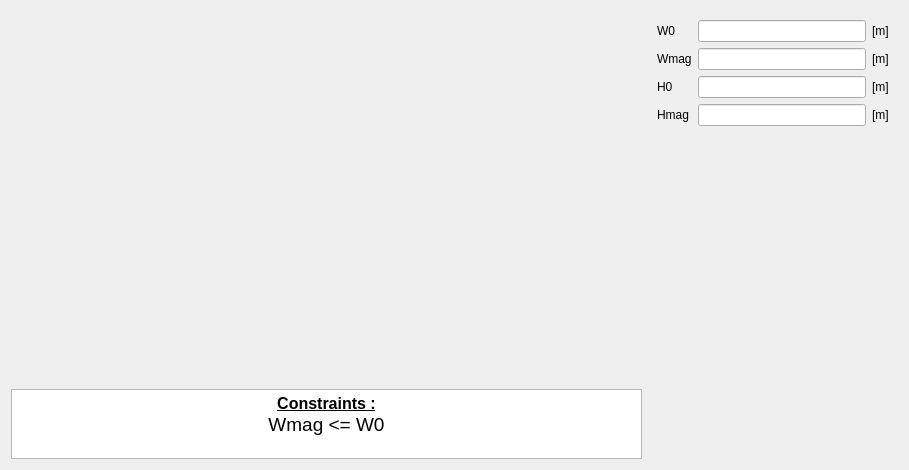
This is pyleecan/GUI/Dialog/DMachineSetup/SMSlot/PMSlot12/PMSlot12.ui in Eomys/pyleecan as Qt 5 draws it before an edit. The edited form follows.
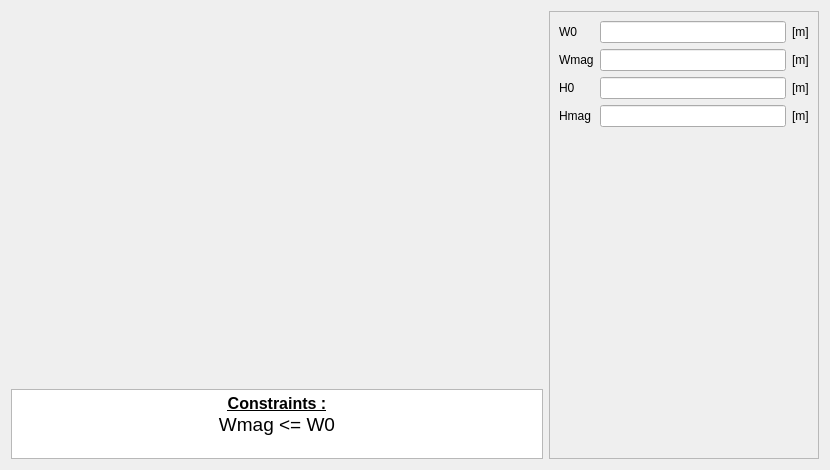
This is the edited form. Icons and pictures are not drawn. Custom widgets are drawn as their Qt base class.

Commit message: [CO] Scroll widget for right column

```diff
--- a/pyleecan/GUI/Dialog/DMachineSetup/SMSlot/PMSlot12/PMSlot12.ui
+++ b/pyleecan/GUI/Dialog/DMachineSetup/SMSlot/PMSlot12/PMSlot12.ui
@@ -6,7 +6,7 @@
    <rect>
     <x>0</x>
     <y>0</y>
-    <width>909</width>
+    <width>830</width>
     <height>470</height>
    </rect>
   </property>
@@ -86,20 +86,32 @@
     </layout>
    </item>
    <item>
-    <widget class="QWidget" name="widget" native="true">
+    <widget class="QScrollArea" name="scrollArea">
      <property name="minimumSize">
       <size>
-       <width>250</width>
+       <width>270</width>
        <height>0</height>
       </size>
      </property>
      <property name="maximumSize">
       <size>
-       <width>250</width>
+       <width>270</width>
        <height>16777215</height>
       </size>
      </property>
-     <layout class="QVBoxLayout" name="verticalLayout">
+     <property name="widgetResizable">
+      <bool>true</bool>
+     </property>
+     <widget class="QWidget" name="scrollAreaWidgetContents">
+      <property name="geometry">
+       <rect>
+        <x>0</x>
+        <y>0</y>
+        <width>268</width>
+        <height>446</height>
+       </rect>
+      </property>
+      <layout class="QVBoxLayout" name="verticalLayout_3">
       <item>
        <layout class="QGridLayout" name="gridLayout">
         <item row="1" column="0">
@@ -189,6 +201,7 @@
        <widget class="WWSlotOut" name="w_out" native="true"/>
       </item>
      </layout>
+     </widget>
     </widget>
    </item>
   </layout>
```
Lines whose indentation alone changed are shown as unchanged. The commit also changes 84 other files.
